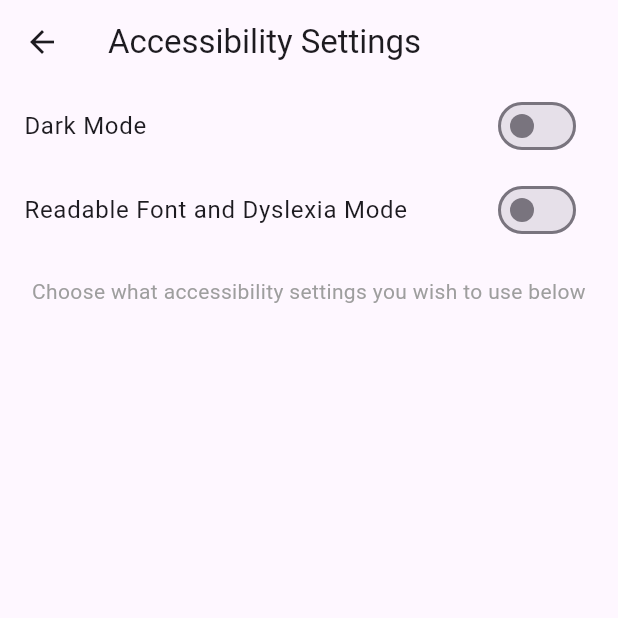
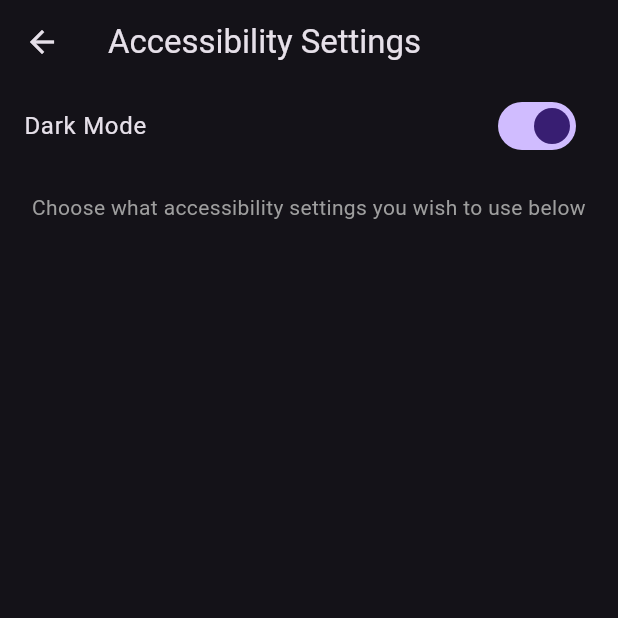
Before and after one commit to ah682/co2404_highest_grossing_movies, a Flutter app: the AccessibilitySettings screen opened directly, after a tap on "Dark Mode", on a phone screen of 412 x 824 dp, the top half of it. Run offline on Flutter 3.47's test engine with Material 3 defaults, Android fonts, the phone set to English and light mode, and no system bars; our stand-ins replace connectivity, shared_preferences; accounts and stored records are empty.

Commit message:
Implement Dynamic Dark Mode Toggle with ThemeProvider
This commit introduces a dynamic dark mode toggle feature in the app, leveraging the ThemeProvider class for efficient theme management. The ThemeProvider, extending ChangeNotifier, allows for reactive theme updates across the application, ensuring a seamless transition between light and dark themes based on user preference.

Key Changes:
- Added ThemeProvider class to manage theme data and notify listeners upon theme changes.
- Integrated SharedPreferences to persist user-selected theme preferences across sessions, enhancing the personalized app experience.
- Simplified AccessibilitySettings by focusing solely on the dark mode toggle, removing the readableFont setting to streamline user options and reduce complexity.
- Utilized Provider package for state management, decoupling the app's state from its presentation and adhering to best practices in Flutter app development.

This enhancement not only improves user accessibility and customization but also aligns with modern app development standards, providing a foundation for further user-centric features.

```diff
--- a/lib/main.dart
+++ b/lib/main.dart
@@ -3,10 +3,10 @@ import 'package:provider/provider.dart';
 import 'package:shared_preferences/shared_preferences.dart';
 import 'src/models/font_model.dart'; // Adjust the import path as necessary
 import 'src/screens/intro_screen.dart'; // Adjust the import path as necessary
+import 'src/screens/accessibility_settings.dart'; // Adjust the import path as necessary
 
 void main() async {
   WidgetsFlutterBinding.ensureInitialized();
-
   final prefs = await SharedPreferences.getInstance();
   final isDarkMode = prefs.getBool('darkMode') ?? false;
 
@@ -15,13 +15,11 @@ void main() async {
       providers: [
         ChangeNotifierProvider(create: (_) => FontModel()),
         ChangeNotifierProvider(
-          create: (_) => ThemeProvider(
-            isDarkMode ? ThemeData.dark() : ThemeData.light(),
-          ),
+          create: (_) =>
+              ThemeProvider(isDarkMode ? ThemeData.dark() : ThemeData.light()),
         ),
       ],
-      child:
-          MyApp(), // Ensure you have a MyApp widget or replace with your app's main widget
+      child: MyApp(), // MyApp is Root widget
     ),
   );
 }
@@ -29,31 +27,16 @@ void main() async {
 class MyApp extends StatelessWidget {
   @override
   Widget build(BuildContext context) {
+    // Consumer<ThemeProvider> listens for theme changes
     return Consumer<ThemeProvider>(
-      // Use Consumer to listen to ThemeProvider
       builder: (context, themeProvider, child) {
+        // MaterialApp rebuilds whenever themeProvider notifies listeners
         return MaterialApp(
           title: 'Your App Title',
-          theme: themeProvider.getTheme(), // Use the theme from ThemeProvider
-          home: IntroScreen(),
+          theme: themeProvider.getTheme(), // Applies the current theme
+          home: IntroScreen(), // Your app's home screen
         );
       },
     );
   }
 }
-
-class ThemeProvider extends ChangeNotifier {
-  ThemeData _themeData;
-
-  ThemeProvider(this._themeData);
-
-  ThemeData getTheme() => _themeData;
-
-  void setTheme(ThemeData theme) async {
-    _themeData = theme;
-    notifyListeners();
-
-    final prefs = await SharedPreferences.getInstance();
-    prefs.setBool('darkMode', _themeData.brightness == Brightness.dark);
-  }
-}
--- a/lib/src/screens/accessibility_settings.dart
+++ b/lib/src/screens/accessibility_settings.dart
@@ -11,10 +11,10 @@ class ThemeProvider extends ChangeNotifier {
   ThemeProvider(this._themeData);
 
   // Getter to retrieve the current theme data.
-  getTheme() => _themeData;
+  ThemeData getTheme() => _themeData;
 
   // Setter to update the theme and notify listeners about the change.
-  setTheme(ThemeData theme) async {
+  void setTheme(ThemeData theme) async {
     _themeData = theme;
     notifyListeners(); // Notify widgets that are listening to this provider to rebuild.
 
@@ -24,16 +24,13 @@ class ThemeProvider extends ChangeNotifier {
   }
 }
 
-// AccessibilitySettings is a StatefulWidget that manages accessibility settings in the app.
 class AccessibilitySettings extends StatefulWidget {
   @override
   _AccessibilitySettingsState createState() => _AccessibilitySettingsState();
 }
 
-// State class for AccessibilitySettings, where the actual logic resides.
 class _AccessibilitySettingsState extends State<AccessibilitySettings> {
   bool darkMode = false;
-  bool readableFont = false;
 
   @override
   void initState() {
@@ -41,70 +38,49 @@ class _AccessibilitySettingsState extends State<AccessibilitySettings> {
     _loadSettings();
   }
 
-// Update the setting based on the key and value provided, and save it to SharedPreferences.
   Future<void> _loadSettings() async {
     final prefs = await SharedPreferences.getInstance();
     setState(() {
       darkMode = prefs.getBool('darkMode') ?? false;
-      readableFont = prefs.getBool('readableFont') ?? false;
     });
   }
 
-// Update the theme or font setting based on the key and notify the respective provider.
-  Future<void> _updateSetting(String key, bool value) async {
+  Future<void> _updateDarkModeSetting(bool value) async {
     final prefs = await SharedPreferences.getInstance();
-    await prefs.setBool(key, value);
+    await prefs.setBool(
+        'darkMode', value); // Save the dark mode setting to SharedPreferences
 
-// Update the theme or font setting based on the key and notify the respective provider.
-    if (key == 'darkMode') {
-      final themeProvider = Provider.of<ThemeProvider>(context, listen: false);
-      themeProvider.setTheme(value ? ThemeData.dark() : ThemeData.light());
-      // ThemeProvider's notifyListeners is called within setTheme, so no need to call setState here.
-    } else if (key == 'readableFont') {
-      // Handle readable font setting
-    }
+    final themeProvider = Provider.of<ThemeProvider>(context, listen: false);
+    themeProvider.setTheme(value
+        ? ThemeData.dark()
+        : ThemeData.light()); // Update the theme in ThemeProvider
   }
 
   @override
   Widget build(BuildContext context) {
-    // Scaffold provides the basic material design visual layout structure.
     return Scaffold(
       appBar: AppBar(
         title: Text('Accessibility Settings'),
       ),
       body: ListView(
-        // ListView to allow scrolling of settings.
         children: [
           SwitchListTile(
-            // Toggle switch for enabling/disabling dark mode.
             title: Text('Dark Mode'),
             value: darkMode,
             onChanged: (bool newValue) {
-              _updateSetting(
-                  'darkMode', newValue); // Update the dark mode setting.
-            },
-          ),
-          SwitchListTile(
-            title: Text('Readable Font and Dyslexia Mode'),
-            value: readableFont,
-            onChanged: (bool newValue) {
               setState(() {
-                readableFont = newValue;
+                darkMode =
+                    newValue; // Update the dark mode state immediately for a responsive UI
               });
-              // Update the readable font mode setting in the FontModel provider.
-              final fontModel = Provider.of<FontModel>(context, listen: false);
-              fontModel.toggleFont(newValue ? 'OpenDyslexic' : 'Roboto');
+              _updateDarkModeSetting(newValue); // Update the dark mode setting
             },
           ),
           Padding(
-            // Padding for the text below the switches.
             padding: const EdgeInsets.all(16.0),
             child: Text(
               'Choose what accessibility settings you wish to use below',
               textAlign: TextAlign.center,
-              style: TextStyle(
-                color: Colors.grey,
-              ),
+              style: TextStyle(color: Colors.grey),
             ),
           ),
         ],
```
